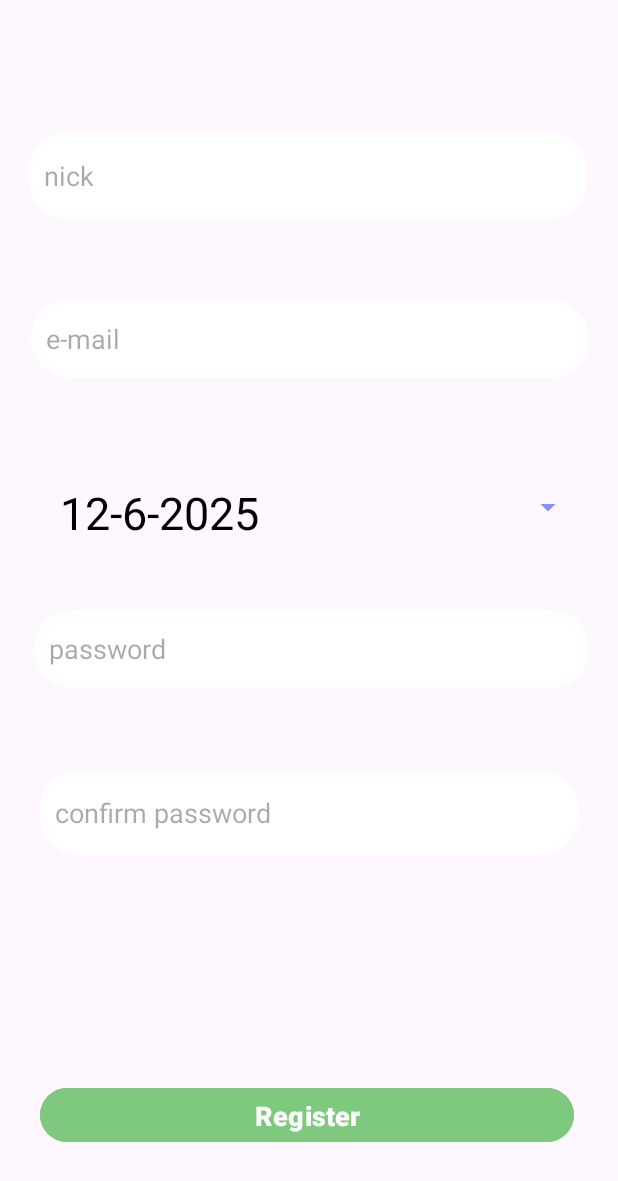
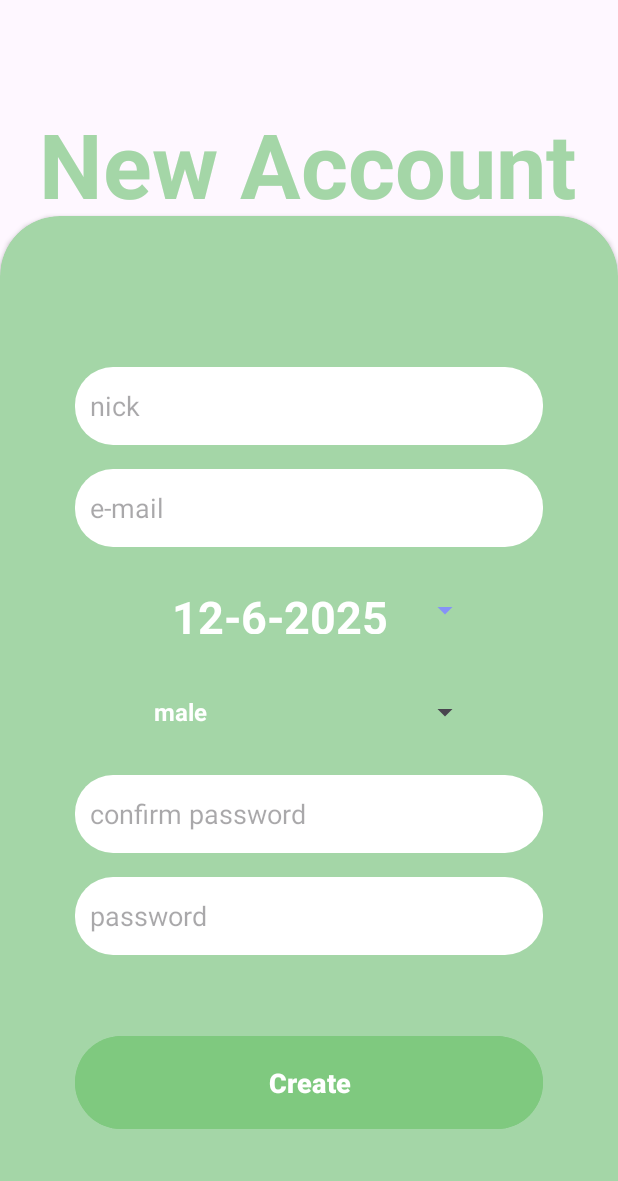
Before and after one commit to 38039/Healthy-Mornings-Android, an Android app: the RegisterActivity screen opened directly, with no data from a screen before it, on a phone screen of 412 x 824 dp. Shown: the top 1181 px of the screen. Run offline under Robolectric (Android 15) with nearby library versions, the phone set to English and light mode, and no system bars.

Commit message:
spinner gender oraz nowe GUI register

```diff
--- a/app/src/main/java/com/nforge/healthymornings/model/repository/UserRepository.java
+++ b/app/src/main/java/com/nforge/healthymornings/model/repository/UserRepository.java
@@ -112,19 +112,20 @@ public class UserRepository {
 
 
 
-    public boolean registerUserCredentials(String username, String email, String password, Date date_of_birth) {
+    public boolean registerUserCredentials(String username, String email, String password, Date date_of_birth, String gender) {
         try {
             databaseConnector = new DatabaseConnectivityJDBC();
             databaseConnector.establishDatabaseConnection();
 
             // Wpisz użytkownika do bazy danych
             databaseConnector.executeSQLQuery(
-                    "INSERT INTO users (username, email, password, date_of_birth, is_admin, level) VALUES (?, ?, ?, ?, ?, ?)",
+                    "INSERT INTO users (username, email, password, date_of_birth, gender, is_admin, level) VALUES (?, ?, ?, ?, ?, ?, ?)",
                     new Object[]{
                             username,
                             email,
                             password,
                             date_of_birth,
+                            gender,
                             false, // IS_ADMIN
                             1      // LEVEL
                     }
--- a/app/src/main/java/com/nforge/healthymornings/view/RegisterActivity.java
+++ b/app/src/main/java/com/nforge/healthymornings/view/RegisterActivity.java
@@ -6,6 +6,8 @@ import android.content.Intent;
 import android.os.Bundle;
 import android.util.Log;
 import android.view.View;
+import android.widget.ArrayAdapter;
+import android.widget.Spinner;
 import android.widget.Toast;
 import androidx.appcompat.app.AppCompatActivity;
 import androidx.lifecycle.ViewModelProvider;
@@ -13,12 +15,14 @@ import java.util.Calendar;
 import java.util.GregorianCalendar;
 import com.nforge.healthymornings.databinding.ActivityRegisterBinding;
 import com.nforge.healthymornings.viewmodel.RegisterViewmodel;
+import com.nforge.healthymornings.R;
 
 
 public class RegisterActivity extends AppCompatActivity {
     private DatePickerDialog datePickerDialog;
     private RegisterViewmodel userRegisterViewmodel;
     private ActivityRegisterBinding binding;
+    private Spinner genderSpinner;
 
 
     @Override
@@ -26,6 +30,13 @@ public class RegisterActivity extends AppCompatActivity {
         super.onCreate(savedInstanceState);
         binding = ActivityRegisterBinding.inflate(getLayoutInflater());
         setContentView(binding.getRoot());
+
+        genderSpinner = binding.genderSpinner;
+        String[] genders ={"male", "female", "other"};
+
+        ArrayAdapter<String> adapter = new ArrayAdapter<>(this, R.layout.spinner_item, genders );
+        adapter.setDropDownViewResource(android.R.layout.simple_spinner_dropdown_item);
+        genderSpinner.setAdapter(adapter);
 
         userRegisterViewmodel = new ViewModelProvider(this).get(RegisterViewmodel.class);
         initDatePicker();
@@ -127,12 +138,15 @@ public class RegisterActivity extends AppCompatActivity {
                 utilDate.getTime()
         );
 
+        String selectedGender = genderSpinner.getSelectedItem().toString();
+
         userRegisterViewmodel.registerUser(
                 accountRegisterUsername,
                 accountRegisterEmail,
                 accountRegisterPassword,
                 accountConfirmPassword,
                 selectedDate,
+                selectedGender,
                 datePickerDialog);
     }
 }
--- a/app/src/main/java/com/nforge/healthymornings/viewmodel/RegisterViewmodel.java
+++ b/app/src/main/java/com/nforge/healthymornings/viewmodel/RegisterViewmodel.java
@@ -35,7 +35,7 @@ public class RegisterViewmodel extends AndroidViewModel {
 
 
     // Logowanie użytkownika i sprawdzanie czy przebiegło ono pomyślnie
-    public void registerUser(String accountRegisterUsername, String accountRegisterEmail, String accountRegisterPassword, String accountConfirmPassword, Date birthDate, DatePickerDialog datePickerDialog) {
+    public void registerUser(String accountRegisterUsername, String accountRegisterEmail, String accountRegisterPassword, String accountConfirmPassword, Date birthDate, String selectedGender, DatePickerDialog datePickerDialog) {
         // Zabezpieczenie przed brakiem danych do rejestracji
         if ( accountRegisterUsername.isEmpty() || accountRegisterEmail.isEmpty() || accountRegisterPassword.isEmpty() || accountConfirmPassword.isEmpty() ) {
             registerErrorLiveData.postValue("Proszę podać wszystkie potrzebne informacje");
@@ -65,7 +65,7 @@ public class RegisterViewmodel extends AndroidViewModel {
         }
 
         // Rejestracja użytkownika w bazie danych
-        if ( !userRepository.registerUserCredentials(accountRegisterUsername, accountRegisterEmail, accountRegisterPassword, birthDate) ) {
+        if ( !userRepository.registerUserCredentials(accountRegisterUsername, accountRegisterEmail, accountRegisterPassword, birthDate, selectedGender) ) {
             registerErrorLiveData.postValue("Wystąpił problem z zapisem danych użytkownika do bazy danych");
             return;
         }
--- a/app/src/main/res/layout/activity_register.xml
+++ b/app/src/main/res/layout/activity_register.xml
@@ -6,98 +6,113 @@
     android:layout_height="match_parent"
     tools:context=".view.RegisterActivity">
 
-    <Button
-        android:id="@+id/RegisterButton"
-        android:layout_width="356dp"
-        android:layout_height="44dp"
-        android:backgroundTint="@color/button"
-        android:onClick="onRegisterButtonClick"
-        android:text="Register"
-        android:textColor="@color/words"
-        android:textSize="18sp"
+    <TextView
+        android:id="@+id/title2"
+        android:layout_width="wrap_content"
+        android:layout_height="wrap_content"
+        android:text="New Account"
+        android:textColor="@color/title"
+        android:textSize="60sp"
         android:textStyle="bold"
         app:layout_constraintBottom_toBottomOf="parent"
         app:layout_constraintEnd_toEndOf="parent"
-        app:layout_constraintHorizontal_bias="0.472"
+        app:layout_constraintHorizontal_bias="0.481"
         app:layout_constraintStart_toStartOf="parent"
         app:layout_constraintTop_toTopOf="parent"
-        app:layout_constraintVertical_bias="0.925" />
+        app:layout_constraintVertical_bias="0.092" />
+
+    <androidx.cardview.widget.CardView
+        android:id="@+id/formCard"
+        android:layout_width="wrap_content"
+        android:layout_height="736dp"
+        android:layout_marginTop="200dp"
+        app:cardBackgroundColor="@color/object"
+        app:cardCornerRadius="40dp"
+        app:layout_constraintBottom_toBottomOf="parent"
+        app:layout_constraintEnd_toEndOf="parent"
+        app:layout_constraintStart_toStartOf="parent"
+        app:layout_constraintTop_toTopOf="parent">
+
+        <LinearLayout
+            android:layout_width="412dp"
+            android:layout_height="713dp"
+            android:gravity="center"
+            android:orientation="vertical"
+            android:padding="50dp">
+
+            <EditText
+                android:id="@+id/NewAccountUsernameTextView"
+                android:layout_width="match_parent"
+                android:layout_height="52dp"
+                android:background="@drawable/rounded"
+                android:hint="nick"
+                android:padding="10dp"
+                android:textColor="@color/title" />
+
+            <EditText
+                android:id="@+id/NewAccountEmailTextView"
+                android:layout_width="match_parent"
+                android:layout_height="52dp"
+                android:layout_marginTop="16dp"
+                android:background="@drawable/rounded"
+                android:hint="e-mail"
+                android:padding="10dp"
+                android:textColor="@color/title" />
+
+            <Button
+                android:id="@+id/DateOfBirthButton"
+                style="?android:spinnerStyle"
+                android:layout_width="230dp"
+                android:layout_height="52dp"
+                android:layout_marginTop="16dp"
+                android:onClick="openDatePicker"
+                android:text="01-01-2025"
+                android:textColor="@color/words"
+                android:textSize="30sp"
+                android:textStyle="bold" />
+
+            <Spinner
+                android:id="@+id/genderSpinner"
+                android:layout_width="230dp"
+                android:layout_height="52dp"
+                android:textColor="@android:color/white"
+                android:textStyle="bold"
+                android:layout_marginTop="16dp" />
 
             <EditText
                 android:id="@+id/NewAccountPasswordConfirmationTextView"
-        android:layout_width="359dp"
-        android:layout_height="56dp"
+                android:layout_width="match_parent"
+                android:layout_height="52dp"
+                android:layout_marginTop="16dp"
                 android:background="@drawable/rounded"
                 android:hint="confirm password"
                 android:inputType="textPassword"
                 android:padding="10dp"
-        android:textColor="@color/title"
-        app:layout_constraintBottom_toBottomOf="parent"
-        app:layout_constraintEnd_toEndOf="parent"
-        app:layout_constraintStart_toStartOf="parent"
-        app:layout_constraintTop_toTopOf="parent"
-        app:layout_constraintVertical_bias="0.669" />
+                android:textColor="@color/title" />
 
             <EditText
                 android:id="@+id/NewAccountPasswordTextView"
-        android:layout_width="370dp"
+                android:layout_width="match_parent"
                 android:layout_height="52dp"
+                android:layout_marginTop="16dp"
                 android:background="@drawable/rounded"
                 android:hint="password"
                 android:inputType="textPassword"
                 android:padding="10dp"
-        android:textColor="@color/title"
-        app:layout_constraintBottom_toBottomOf="parent"
-        app:layout_constraintEnd_toEndOf="parent"
-        app:layout_constraintHorizontal_bias="0.536"
-        app:layout_constraintStart_toStartOf="parent"
-        app:layout_constraintTop_toTopOf="parent"
-        app:layout_constraintVertical_bias="0.527" />
-
-    <EditText
-        android:id="@+id/NewAccountUsernameTextView"
-        android:layout_width="372dp"
-        android:layout_height="58dp"
-        android:background="@drawable/rounded"
-        android:hint="nick"
-        android:padding="10dp"
-        android:textColor="@color/title"
-        app:layout_constraintBottom_toBottomOf="parent"
-        app:layout_constraintEnd_toEndOf="parent"
-        app:layout_constraintHorizontal_bias="0.487"
-        app:layout_constraintStart_toStartOf="parent"
-        app:layout_constraintTop_toTopOf="parent"
-        app:layout_constraintVertical_bias="0.115" />
-
-    <EditText
-        android:id="@+id/NewAccountEmailTextView"
-        android:layout_width="372dp"
-        android:layout_height="52dp"
-        android:background="@drawable/rounded"
-        android:hint="e-mail"
-        android:padding="10dp"
-        android:textColor="@color/title"
-        app:layout_constraintBottom_toBottomOf="parent"
-        app:layout_constraintEnd_toEndOf="parent"
-        app:layout_constraintHorizontal_bias="0.512"
-        app:layout_constraintStart_toStartOf="parent"
-        app:layout_constraintTop_toTopOf="parent"
-        app:layout_constraintVertical_bias="0.259" />
+                android:textColor="@color/title" />
 
             <Button
-        android:id="@+id/DateOfBirthButton"
-        android:onClick="openDatePicker"
-        style="?android:spinnerStyle"
-        android:layout_width="373dp"
-        android:layout_height="54dp"
-        android:text="01-01-2025"
-        android:textColor="@color/black"
-        android:textSize="30sp"
-        app:layout_constraintBottom_toBottomOf="parent"
-        app:layout_constraintEnd_toEndOf="parent"
-        app:layout_constraintHorizontal_bias="0.421"
-        app:layout_constraintStart_toStartOf="parent"
-        app:layout_constraintTop_toTopOf="parent"
-        app:layout_constraintVertical_bias="0.404" />
+                android:id="@+id/RegisterButton"
+                android:layout_width="match_parent"
+                android:layout_height="70dp"
+                android:layout_marginTop="50dp"
+                android:backgroundTint="@color/button"
+                android:onClick="onRegisterButtonClick"
+                android:text="Create"
+                android:textColor="@color/words"
+                android:textSize="18sp"
+                android:textStyle="bold" />
+        </LinearLayout>
+    </androidx.cardview.widget.CardView>
 
 </androidx.constraintlayout.widget.ConstraintLayout>
--- /dev/null
+++ b/app/src/main/res/layout/spinner_item.xml
@@ -0,0 +1,9 @@
+<?xml version="1.0" encoding="utf-8"?>
+<TextView xmlns:android="http://schemas.android.com/apk/res/android"
+    android:id="@+id/spinner_text"
+    android:layout_width="match_parent"
+    android:layout_height="wrap_content"
+    android:padding="12dp"
+    android:textSize="16sp"
+    android:textStyle="bold"
+    android:textColor="@color/white" />
```
Lines whose indentation alone changed are shown as unchanged.
